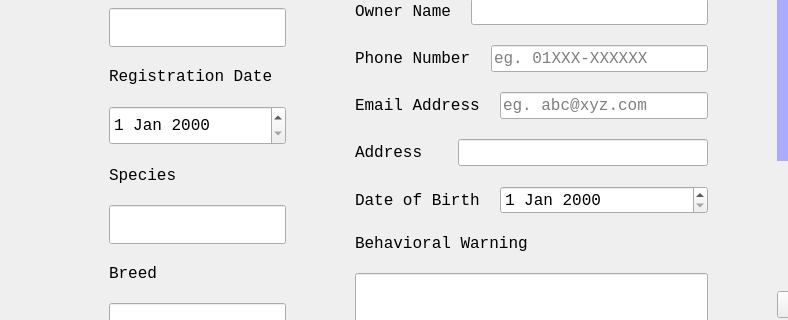
ASNaeem/Simple-VCMS, file AnimalRegistrationUI.ui: the form before one commit; both pictures show x 0 to 788 and y 283 to 603 of the 1066 by 832 pixel window.
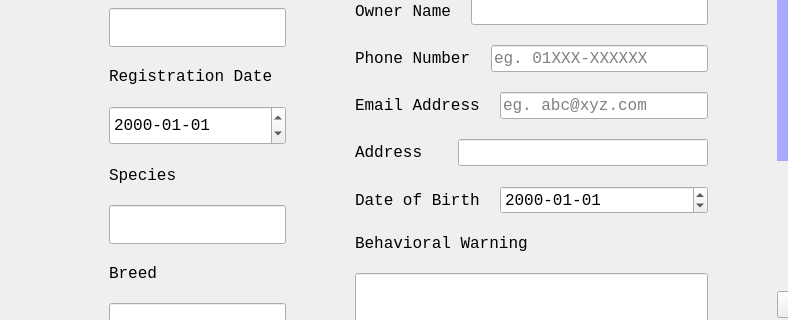
The form after the commit.

```diff
--- a/AnimalRegistrationUI.ui
+++ b/AnimalRegistrationUI.ui
@@ -227,6 +227,9 @@
                 <pointsize>12</pointsize>
                </font>
               </property>
+              <property name="displayFormat">
+               <string>yyyy-MM-dd</string>
+              </property>
              </widget>
             </item>
            </layout>
@@ -773,6 +776,9 @@
                 <pointsize>12</pointsize>
                </font>
               </property>
+              <property name="displayFormat">
+               <string>yyyy-MM-dd</string>
+              </property>
              </widget>
             </item>
            </layout>
```
Left out of the diff: 6 changed lines with no effect on the pictures.
